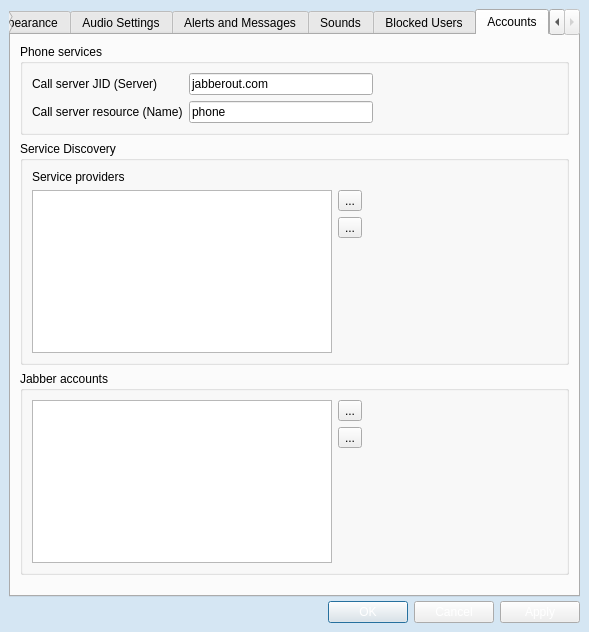
Before: the Qt Designer form src/tools/customwidgets/optionsdialog_base.ui in AlekSi/Jabbin, drawn with Qt 5.
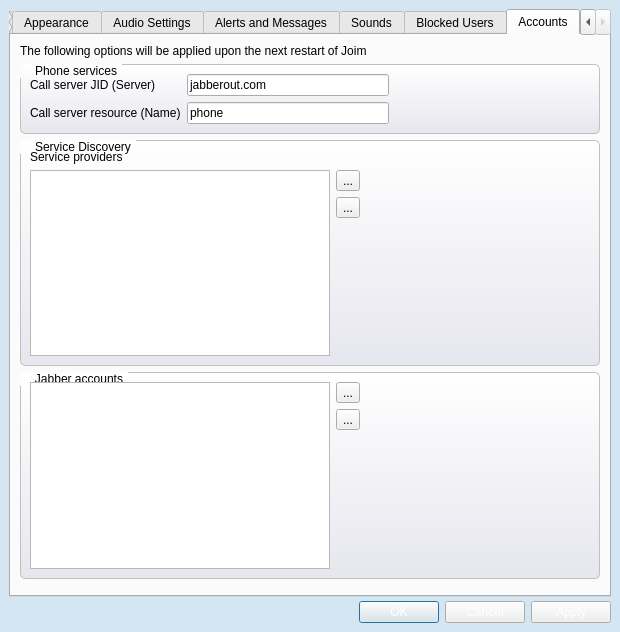
After: the same form once the commit is applied. Icons and pictures are not drawn. Custom widgets are drawn as their Qt base class.

Commit message: Some opt dialogue UI improvements

```diff
--- a/src/tools/customwidgets/optionsdialog_base.ui
+++ b/src/tools/customwidgets/optionsdialog_base.ui
@@ -5,10 +5,16 @@
    <rect>
     <x>0</x>
     <y>0</y>
-    <width>589</width>
+    <width>620</width>
     <height>632</height>
    </rect>
   </property>
+  <property name="minimumSize" >
+   <size>
+    <width>620</width>
+    <height>0</height>
+   </size>
+  </property>
   <property name="windowTitle" >
    <string>Preferences</string>
   </property>
@@ -99,7 +105,23 @@
     text-align: left;
     font-weight: bold;
     font-size: 12pt;
-}</string>
+}
+
+QGroupBox {
+    background-color: qlineargradient(x1: 0, y1: 0, x2: 0, y2: 1, stop: 0 #FFFFFF, stop: 1 #E6E6EE);
+    border: 1px solid silver;
+    border-radius: 5px;
+    margin-top: 3ex;
+}
+
+ QGroupBox::title {
+     subcontrol-origin: margin;
+     padding: 0 3px;
+     margin-left: 10px;
+     font-weight: bold;
+     background-color: qlineargradient(x1: 0, y1: 0, x2: 0, y2: 1,
+                                       stop: 0 #FFOECE, stop: 1 #FFFFFF);
+ }</string>
   </property>
   <layout class="QVBoxLayout" name="verticalLayout_7" >
    <property name="margin" >
@@ -1169,7 +1191,7 @@
            <normaloff>:/customwidgets/data/options/accounts.png</normaloff>:/customwidgets/data/options/accounts.png</iconset>
          </attribute>
          <layout class="QGridLayout" name="gridLayout_14" >
-          <item row="0" column="0" >
+          <item row="1" column="0" >
            <widget class="QGroupBox" name="groupPhoneServices" >
             <property name="minimumSize" >
              <size>
@@ -1191,7 +1213,7 @@
              <item row="0" column="1" >
               <widget class="QLineEdit" name="editPhoneServicesServer" >
                <property name="text" >
-                <string>jabberout.com </string>
+                <string>jabberout.com</string>
                </property>
               </widget>
              </item>
@@ -1225,7 +1247,7 @@
             </layout>
            </widget>
           </item>
-          <item row="1" column="0" >
+          <item row="2" column="0" >
            <widget class="QGroupBox" name="groupServiceDiscovery" >
             <property name="title" >
              <string>Service Discovery</string>
@@ -1278,7 +1300,7 @@
                <property name="sizeHint" stdset="0" >
                 <size>
                  <width>26</width>
-                 <height>78</height>
+                 <height>88</height>
                 </size>
                </property>
               </spacer>
@@ -1299,7 +1321,7 @@
             </layout>
            </widget>
           </item>
-          <item row="2" column="0" >
+          <item row="3" column="0" >
            <widget class="QGroupBox" name="groupAccounts" >
             <property name="title" >
              <string>Jabber accounts</string>
@@ -1366,19 +1388,26 @@
             </layout>
            </widget>
           </item>
-          <item row="3" column="0" >
+          <item row="4" column="0" >
            <spacer name="verticalSpacer_11" >
             <property name="orientation" >
              <enum>Qt::Vertical</enum>
             </property>
             <property name="sizeHint" stdset="0" >
              <size>
-              <width>20</width>
-              <height>40</height>
+              <width>587</width>
+              <height>13</height>
              </size>
             </property>
            </spacer>
           </item>
+          <item row="0" column="0" >
+           <widget class="QLabel" name="labelNotification" >
+            <property name="text" >
+             <string>The following options will be applied upon the next restart of Joim</string>
+            </property>
+           </widget>
+          </item>
          </layout>
         </widget>
        </widget>
```
Left out of the diff: 12 changed lines with no effect on the pictures. The commit also changes 1 other file.
